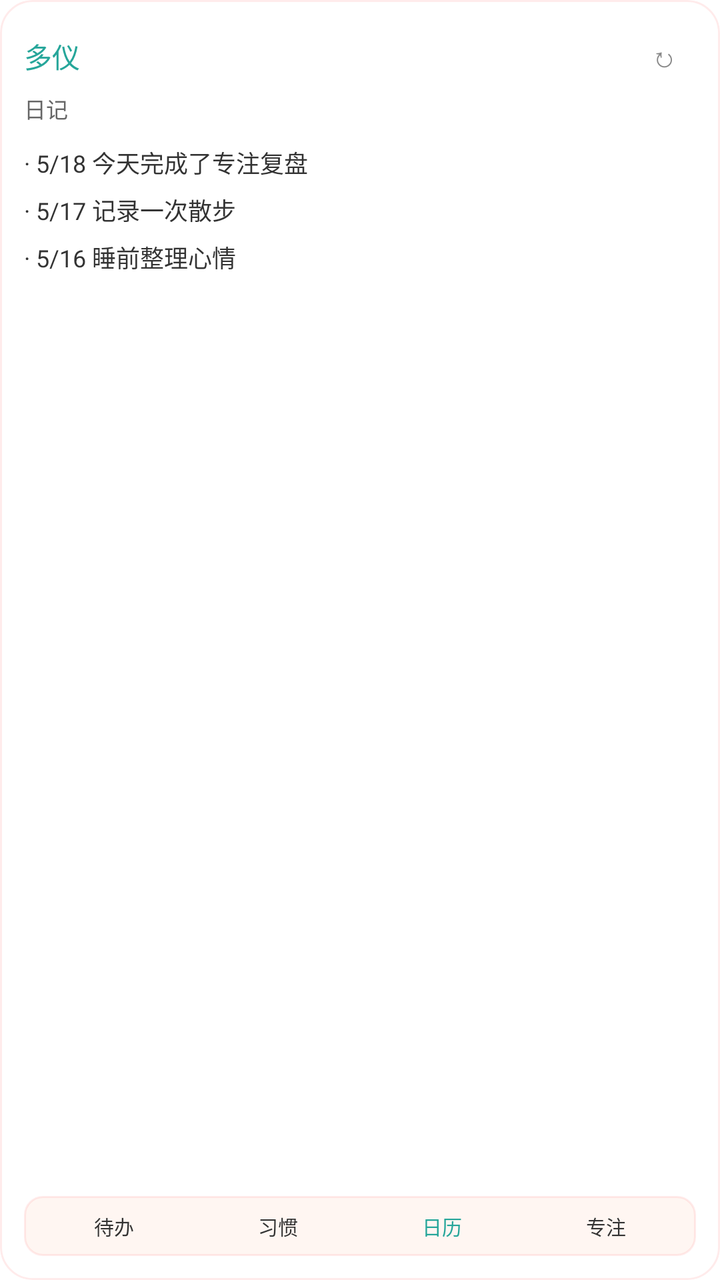
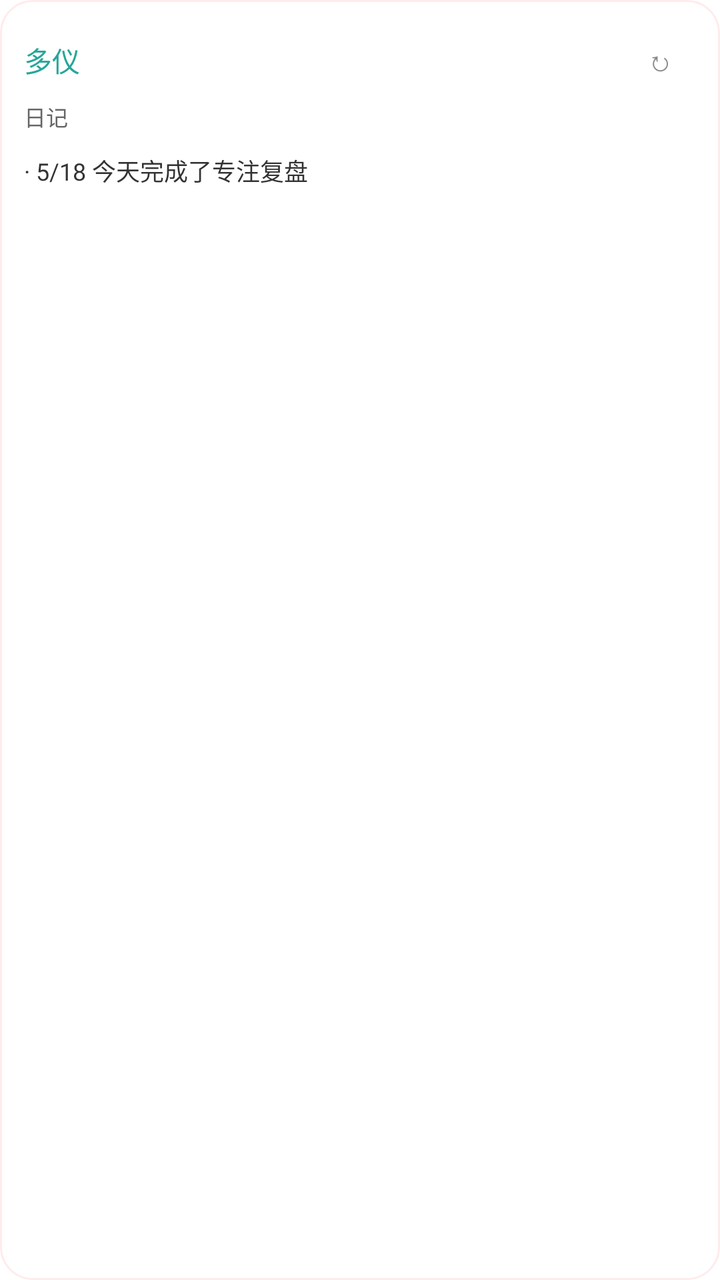

Screens rendered from an Android XML layout before and after an edit, with the pre-edit source and the edit as a unified diff.
<!-- AndroidManifest.xml: fallback theme Theme.MaterialComponents.DayNight.NoActionBar -->
<!-- res/layout/duoyi_diary_widget.xml -->
<?xml version="1.0" encoding="utf-8"?>
<FrameLayout xmlns:android="http://schemas.android.com/apk/res/android"
    android:id="@+id/widget_diary_root"
    android:layout_width="match_parent"
    android:layout_height="match_parent"
    android:background="@drawable/widget_bg_round_16"
    android:clipToOutline="true"
    android:outlineProvider="background">

    <ImageView
        android:id="@+id/widget_theme_background"
        android:layout_width="match_parent"
        android:layout_height="match_parent"
        android:contentDescription="@null"
        android:scaleType="centerCrop"
        android:visibility="gone" />

    <TextView
        android:id="@+id/widget_theme_overlay"
        android:layout_width="match_parent"
        android:layout_height="match_parent"
        android:maxLines="1"
        android:ellipsize="end"
        android:visibility="gone" />

    <LinearLayout
        android:layout_width="match_parent"
        android:layout_height="match_parent"
        android:orientation="vertical"
        android:padding="12dp">

    <LinearLayout
        android:layout_width="match_parent"
        android:layout_height="wrap_content"
        android:gravity="center_vertical"
        android:orientation="horizontal">

        <TextView
            android:id="@+id/widget_diary_title"
            android:layout_width="0dp"
            android:layout_height="wrap_content"
            android:layout_weight="1"
            android:ellipsize="end"
            android:maxLines="1"
            android:text="多仪"
            android:textColor="#26A69A"
            android:textSize="14sp" />

        <TextView
            android:id="@+id/widget_refresh"
            android:layout_width="32dp"
            android:layout_height="32dp"
            android:contentDescription="刷新小组件"
            android:ellipsize="end"
            android:gravity="center"
            android:maxLines="1"
            android:text="↻"
            android:textColor="#888888"
            android:textSize="14sp" />
    </LinearLayout>

    <TextView
        android:id="@+id/widget_diary_subtitle"
        android:layout_width="match_parent"
        android:layout_height="wrap_content"
        android:layout_marginTop="2dp"
        android:ellipsize="end"
        android:maxLines="1"
        android:text="日记"
        android:textColor="#666666"
        android:textSize="11sp" />

    <LinearLayout
        android:layout_width="match_parent"
        android:layout_height="0dp"
        android:layout_weight="1"
        android:layout_marginTop="10dp"
        android:orientation="vertical">

        <TextView
            android:id="@+id/widget_diary_1"
            android:layout_width="match_parent"
            android:layout_height="wrap_content"
            android:ellipsize="end"
            android:maxLines="1"
            android:text="· 5/18 今天完成了专注复盘"
            android:textColor="#333333"
            android:textSize="12sp" />

        <TextView
            android:id="@+id/widget_diary_2"
            android:layout_width="match_parent"
            android:layout_height="wrap_content"
            android:layout_marginTop="6dp"
            android:ellipsize="end"
            android:maxLines="1"
            android:text="· 5/17 记录一次散步"
            android:textColor="#333333"
            android:textSize="12sp" />

        <TextView
            android:id="@+id/widget_diary_3"
            android:layout_width="match_parent"
            android:layout_height="wrap_content"
            android:layout_marginTop="6dp"
            android:ellipsize="end"
            android:maxLines="1"
            android:text="· 5/16 睡前整理心情"
            android:textColor="#333333"
            android:textSize="12sp" />
    </LinearLayout>

    <LinearLayout
        android:id="@+id/widget_diary_bottom_nav"
        android:layout_width="match_parent"
        android:layout_height="30dp"
        android:layout_marginTop="8dp"
        android:background="@drawable/widget_nav_bg"
        android:gravity="center"
        android:orientation="horizontal"
        android:paddingLeft="4dp"
        android:paddingRight="4dp"
        android:weightSum="4">

        <TextView
            android:id="@+id/widget_diary_nav_todo"
            android:layout_width="0dp"
            android:layout_height="match_parent"
            android:layout_weight="1"
            android:gravity="center"
            android:ellipsize="end"
            android:maxLines="1"
            android:text="待办"
            android:textColor="#333333"
            android:textSize="10sp" />

        <TextView
            android:id="@+id/widget_diary_nav_habit"
            android:layout_width="0dp"
            android:layout_height="match_parent"
            android:layout_weight="1"
            android:gravity="center"
            android:ellipsize="end"
            android:maxLines="1"
            android:text="习惯"
            android:textColor="#333333"
            android:textSize="10sp" />

        <TextView
            android:id="@+id/widget_diary_nav_calendar"
            android:layout_width="0dp"
            android:layout_height="match_parent"
            android:layout_weight="1"
            android:gravity="center"
            android:ellipsize="end"
            android:maxLines="1"
            android:text="日历"
            android:textColor="#26A69A"
            android:textSize="10sp" />

        <TextView
            android:id="@+id/widget_diary_nav_focus"
            android:layout_width="0dp"
            android:layout_height="match_parent"
            android:layout_weight="1"
            android:gravity="center"
            android:ellipsize="end"
            android:maxLines="1"
            android:text="专注"
            android:textColor="#333333"
            android:textSize="10sp" />
    </LinearLayout>
    </LinearLayout>
</FrameLayout>
<!-- resources referenced by this layout -->
<resources>
  <!-- drawable widget_bg_round_16 (drawable) -->
  <?xml version="1.0" encoding="utf-8"?>
  <shape xmlns:android="http://schemas.android.com/apk/res/android"
      android:shape="rectangle">
      <corners android:radius="16dp" />
      <solid android:color="#FFFFFFFF" />
      <stroke android:width="1dp" android:color="#22FF6B6B" />
  </shape>
  <!-- drawable widget_nav_bg (drawable) -->
  <?xml version="1.0" encoding="utf-8"?>
  <shape xmlns:android="http://schemas.android.com/apk/res/android"
      android:shape="rectangle">
      <corners android:radius="9dp" />
      <solid android:color="#FFFFF6F2" />
      <stroke android:width="1dp" android:color="#22FF6B6B" />
  </shape>
</resources>

<!-- the commit's change to res/layout/duoyi_diary_widget.xml (unified diff, before → after) -->
@@ -48,8 +48,10 @@
 
         <TextView
             android:id="@+id/widget_refresh"
-            android:layout_width="32dp"
-            android:layout_height="32dp"
+            android:layout_width="36dp"
+            android:layout_height="36dp"
+            android:minWidth="36dp"
+            android:minHeight="36dp"
             android:contentDescription="刷新小组件"
             android:ellipsize="end"
             android:gravity="center"
@@ -96,7 +98,8 @@
             android:maxLines="1"
             android:text="· 5/17 记录一次散步"
             android:textColor="#333333"
-            android:textSize="12sp" />
+            android:textSize="12sp"
+            android:visibility="gone" />
 
         <TextView
             android:id="@+id/widget_diary_3"
@@ -107,7 +110,8 @@
             android:maxLines="1"
             android:text="· 5/16 睡前整理心情"
             android:textColor="#333333"
-            android:textSize="12sp" />
+            android:textSize="12sp"
+            android:visibility="gone" />
     </LinearLayout>
 
     <LinearLayout
@@ -120,7 +124,8 @@
         android:orientation="horizontal"
         android:paddingLeft="4dp"
         android:paddingRight="4dp"
-        android:weightSum="4">
+        android:weightSum="4"
+        android:visibility="gone">
 
         <TextView
             android:id="@+id/widget_diary_nav_todo"
